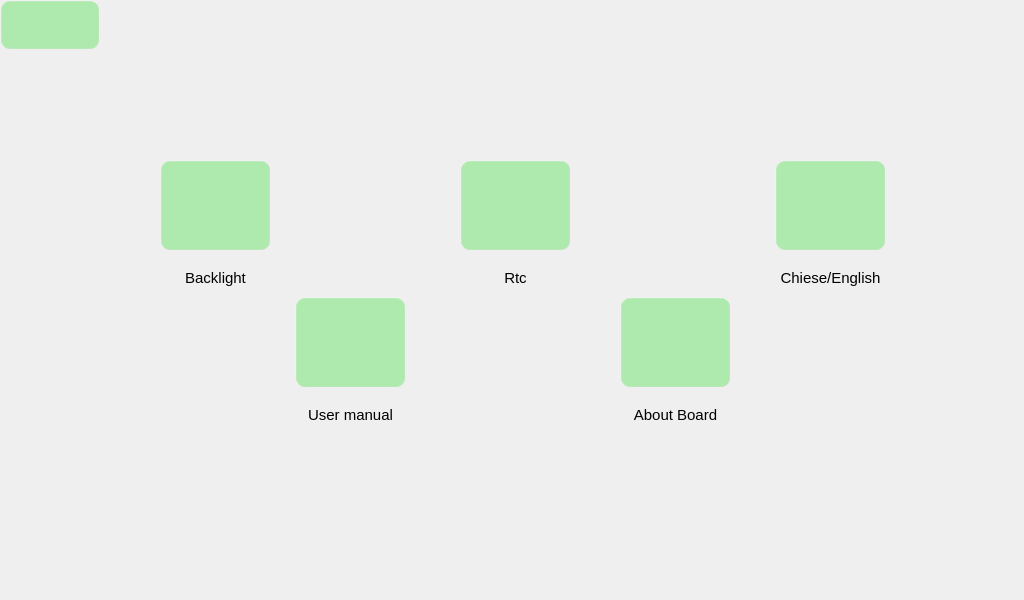
Before: the Qt Designer form qt/t507/sys_setting.ui in jizizihe/baijie_demo, drawn with Qt 5.
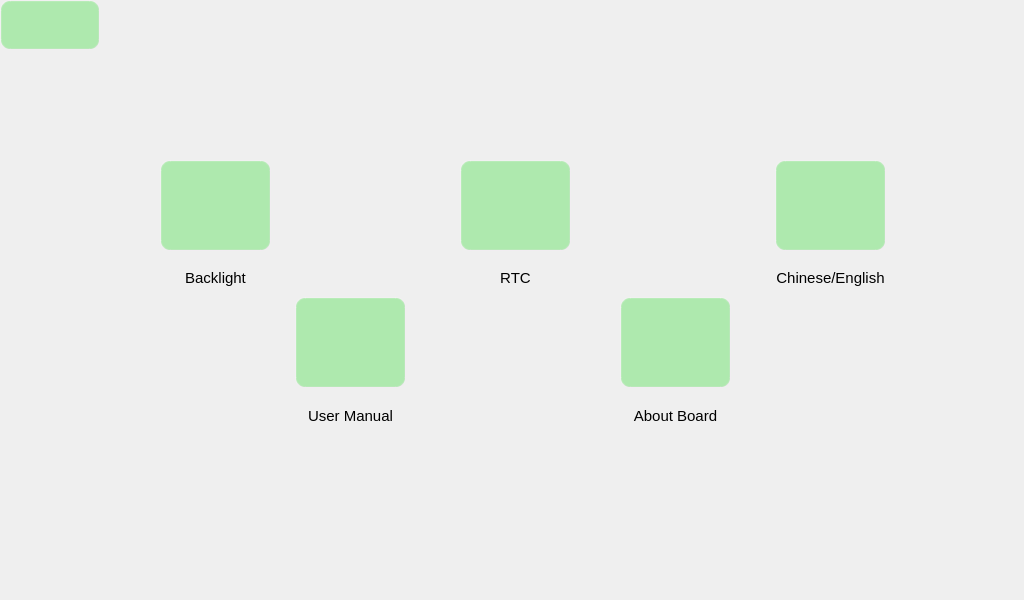
After: the same form once the commit is applied. Icons and pictures are not drawn.

What changed in the file:
```diff
--- a/qt/t507/sys_setting.ui
+++ b/qt/t507/sys_setting.ui
@@ -106,7 +106,7 @@
     </font>
    </property>
    <property name="text">
-    <string>Rtc</string>
+    <string>RTC</string>
    </property>
    <property name="alignment">
     <set>Qt::AlignCenter</set>
@@ -133,7 +133,7 @@
     </font>
    </property>
    <property name="text">
-    <string>&lt;html&gt;&lt;head/&gt;&lt;body&gt;&lt;p&gt;User manual&lt;/p&gt;&lt;/body&gt;&lt;/html&gt;</string>
+    <string>User Manual</string>
    </property>
    <property name="alignment">
     <set>Qt::AlignCenter</set>
@@ -215,7 +215,7 @@
     </font>
    </property>
    <property name="text">
-    <string>&lt;html&gt;&lt;head/&gt;&lt;body&gt;&lt;p&gt;About Board&lt;/p&gt;&lt;/body&gt;&lt;/html&gt;</string>
+    <string>About Board</string>
    </property>
    <property name="alignment">
     <set>Qt::AlignCenter</set>
@@ -289,7 +289,7 @@
     </font>
    </property>
    <property name="text">
-    <string>Chiese/English</string>
+    <string>Chinese/English</string>
    </property>
    <property name="alignment">
     <set>Qt::AlignCenter</set>
```
